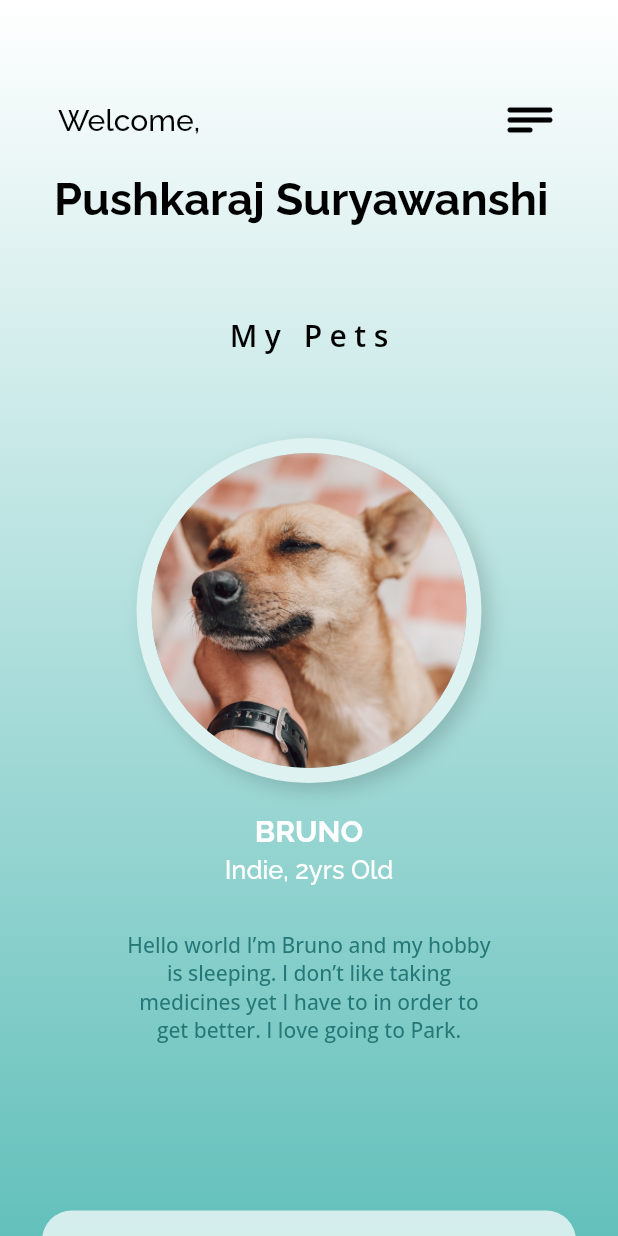
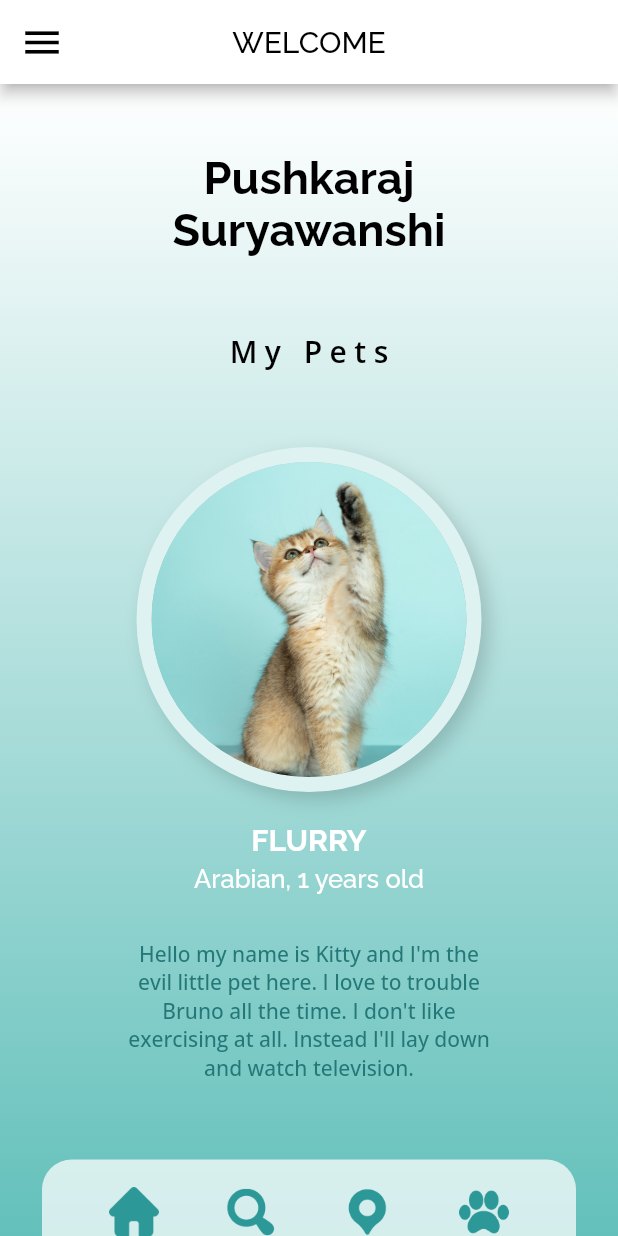
Before and after one commit to pushkaraj23/PetFolio, a Flutter app: the MyProfile screen opened directly, swiped to page 2, on a phone screen of 412 x 824 dp. Run offline on Flutter 3.47's test engine with Material 2 defaults, Android fonts, the phone set to English and light mode, and no system bars; our stand-ins replace bordered_text, firebase_auth, firebase_core, google_fonts; accounts and stored records are empty; network calls fail.

Commit message:
final commit

```diff
--- a/lib/components/button.dart
+++ b/lib/components/button.dart
@@ -3,8 +3,8 @@ import 'package:google_fonts/google_fonts.dart';
 
 class Button extends StatelessWidget {
   final String text;
-  final bgcolor;
-  final txtcolor;
+  final int bgcolor;
+  final int txtcolor;
   final Function()? onTap;
   const Button({super.key,
   required this.text,
--- a/lib/components/petwidget.dart
+++ b/lib/components/petwidget.dart
@@ -1,14 +1,21 @@
 import 'package:flutter/material.dart';
 import 'package:google_fonts/google_fonts.dart';
 
-class PetWidget extends StatefulWidget {
-  const PetWidget({super.key});
+class PetWidget extends StatelessWidget {
+  final String name;
+  final String img;
+  final String type;
+  final int age;
+  final String bio;
+  const PetWidget({
+    super.key,
+    required this.img,
+    required this.name,
+    required this.type,
+    required this.age,
+    required this.bio
+  });
 
-  @override
-  State<PetWidget> createState() => _PetWidgetState();
-}
-
-class _PetWidgetState extends State<PetWidget> {
   @override
   Widget build(BuildContext context) {
     return SizedBox(
@@ -16,7 +23,7 @@ class _PetWidgetState extends State<PetWidget> {
       height: 700,
       child: Column(
         children: [
-          const SizedBox(height: 55),
+          const SizedBox(height: 30),
           Container(
             height: 230,
             width: 230,
@@ -36,12 +43,12 @@ class _PetWidgetState extends State<PetWidget> {
                 ]),
             child: ClipRRect(
               borderRadius: BorderRadius.circular(115),
-              child: Image.asset('assets/images/doggo.png'),
+              child: Image.asset(img),
             ),
           ),
           const SizedBox(height: 20),
           Text(
-            'Bruno'.toUpperCase(),
+            name.toUpperCase(),
             style: GoogleFonts.raleway(
                 fontSize: 20,
                 fontWeight: FontWeight.w700,
@@ -50,7 +57,7 @@ class _PetWidgetState extends State<PetWidget> {
           ),
           const SizedBox(height: 5),
           Text(
-            'Indie, 2yrs Old',
+            '$type, $age years old',
             style: GoogleFonts.raleway(
                 fontSize: 17,
                 fontWeight: FontWeight.w500,
@@ -61,7 +68,7 @@ class _PetWidgetState extends State<PetWidget> {
           SizedBox(
             width: 250,
             child: Text(
-              'Hello world I’m Bruno and my hobby is sleeping. I don’t like taking medicines yet I have to in order to get better. I love going to Park.',
+              bio,
               textAlign: TextAlign.center,
               style: GoogleFonts.openSans(
                   fontSize: 14,
--- a/lib/pages/home.dart
+++ b/lib/pages/home.dart
@@ -75,7 +75,7 @@ class _HomePageState extends State<HomePage> {
                       )),
                   SizedBox(
                       height: 35,
-                      child: Image.asset('assets/images/calender.png')),
+                      child: Image.asset('assets/images/camera.png')),
                 ],
               ),
             )
--- a/lib/pages/loginPage.dart
+++ b/lib/pages/loginPage.dart
@@ -104,12 +104,14 @@ class _LoginPageState extends State<LoginPage> {
                     textName: 'Email',
                     controller: emailController,
                     hintText: 'eg. abc@gmail.com',
+                    borderColor: 0xFF2D9898,
                     obscureText: false),
                 const SizedBox(height: 10),
                 MytextField(
                     textName: 'Password',
                     controller: passwordController,
                     hintText: 'eg. c@nx321\$',
+                    borderColor: 0xFF2D9898,
                     obscureText: true),
                 const SizedBox(height: 10),
                 Padding(
--- a/lib/pages/profile.dart
+++ b/lib/pages/profile.dart
@@ -2,6 +2,7 @@ import 'package:flutter/material.dart';
 import 'package:google_fonts/google_fonts.dart';
 import 'package:petfolio/components/navbar.dart';
 import 'package:petfolio/components/petwidget.dart';
+import 'package:petfolio/components/sidebar.dart';
 
 class MyProfile extends StatefulWidget {
   const MyProfile({super.key});
@@ -11,10 +12,27 @@ class MyProfile extends StatefulWidget {
 }
 
 class _MyProfileState extends State<MyProfile> {
-  int count = 0;
+  bool check = false;
   @override
   Widget build(BuildContext context) {
     return Scaffold(
+      drawer: const SideBar(),
+      appBar: AppBar(
+        iconTheme: const IconThemeData(
+          size: 30,
+          color: Colors.black),
+        centerTitle: true,
+        backgroundColor: const Color.fromARGB(255, 255, 255, 255),
+        // shadowColor: Colors.transparent,
+        title: Text(
+          'Welcome'.toUpperCase(),
+          style: GoogleFonts.raleway(
+              color: Colors.black,
+              decoration: TextDecoration.none,
+              fontSize: 20,
+              fontWeight: FontWeight.w500),
+        ),
+      ),
       body: Container(
         width: MediaQuery.of(context).size.width,
         height: MediaQuery.of(context).size.height,
@@ -28,31 +46,12 @@ class _MyProfileState extends State<MyProfile> {
           ],
         )),
         child: Column(children: [
-          const SizedBox(height: 60),
-          Row(
-            mainAxisAlignment: MainAxisAlignment.center,
-            children: [
-              Text(
-                'Welcome,',
-                style: GoogleFonts.raleway(
-                    color: Colors.black,
-                    decoration: TextDecoration.none,
-                    fontSize: 20,
-                    fontWeight: FontWeight.w500),
-              ),
-              const SizedBox(width: 200),
-              GestureDetector(
-                child: SizedBox(
-                    height: 40,
-                    child: Image.asset('assets/images/settings.png')),
-              )
-            ],
-          ),
-          const SizedBox(height: 15),
+          const SizedBox(height: 45),
           SizedBox(
-            width: MediaQuery.of(context).size.width,
+            width: 200,
             child: Text(
-              '     Pushkaraj Suryawanshi',
+              'Pushkaraj Suryawanshi',
+              textAlign: TextAlign.center,
               style: GoogleFonts.raleway(
                   fontSize: 30,
                   color: Colors.black,
@@ -60,7 +59,7 @@ class _MyProfileState extends State<MyProfile> {
                   fontWeight: FontWeight.w700),
             ),
           ),
-          const SizedBox(height: 60),
+          const SizedBox(height: 50),
           Text(
             'My Pets',
             style: GoogleFonts.openSans(
@@ -70,13 +69,21 @@ class _MyProfileState extends State<MyProfile> {
                 fontWeight: FontWeight.w600,
                 decoration: TextDecoration.none),
           ),
+          const SizedBox(height: 20),
           SizedBox(
             width: MediaQuery.of(context).size.width,
-            height: 570,
+            height: 505,
             child: PageView.builder(
-                itemCount: 10,
+                itemCount: 2,
+                onPageChanged: (value) {
+                  if (check == true) {
+                    check = false;
+                  } else {
+                    check = true;
+                  }
+                },
                 itemBuilder: (context, index) {
-                  return const PetWidget();
+                  return check? const PetWidget(img: 'assets/images/kitty.png', name: 'Flurry', type: 'Arabian', age: 1, bio: 'Hello my name is Kitty and I\'m the evil little pet here. I love to trouble Bruno all the time. I don\'t like exercising at all. Instead I\'ll lay down and watch television.') : const PetWidget(img: 'assets/images/doggo.png', name: 'Bruno', type: 'India', age: 2, bio: "Hello World I'm Bruno and my Hobby is sleeping. I don't like taking medicines yet I have to in order to get better. I love going to Park.");
                 }),
           ),
           const NavBar()
```
Also changed, not shown: lib/components/sidebar.dart (added, +63 -0 lines), lib/components/textField.dart (+9 -8 lines), lib/pages/registerpet.dart (added, +54 -0 lines), lib/pages/signupPage.dart (+18 -14 lines), assets/images/camera.png (added), assets/images/kitty.png (added), assets/images/registerBackground.png (added), pubspec.lock.
